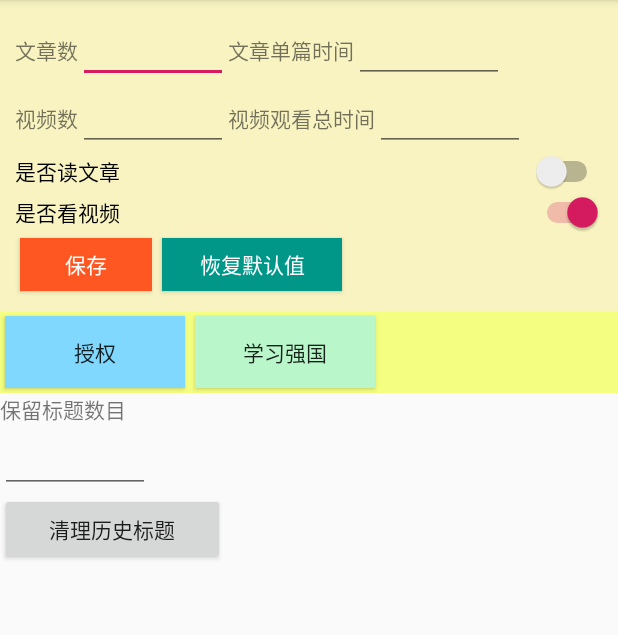
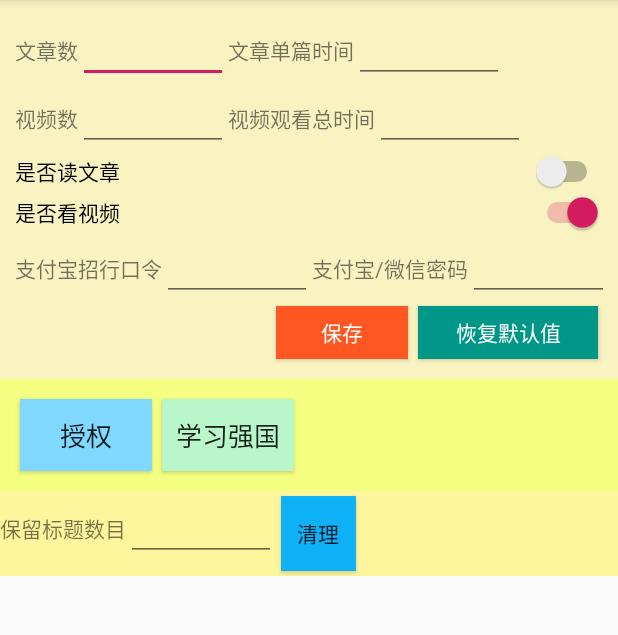
Before and after one commit to AaronGeist/CouponSpeeder, an Android app: the screen it shows after launch (MainActivity), on a phone screen of 412 x 824 dp, the part 84-719 px from its top. Run offline under Robolectric (Android 15) with nearby library versions, the phone set to English and light mode, and no system bars; 3 statements that could not run were skipped.

Commit message:
Keep secret secretly.

```diff
--- a/app/build.gradle
+++ b/app/build.gradle
@@ -25,4 +25,5 @@ dependencies {
     testImplementation 'junit:junit:4.12'
     androidTestImplementation 'androidx.test:runner:1.2.0'
     androidTestImplementation 'androidx.test.espresso:espresso-core:3.2.0'
+    implementation 'androidx.cardview:cardview:1.0.0'
 }
--- a/app/src/main/java/com/shakazxx/couponspeeder/MainActivity.java
+++ b/app/src/main/java/com/shakazxx/couponspeeder/MainActivity.java
@@ -37,12 +37,13 @@ public class MainActivity extends AppCompatActivity implements View.OnClickListe
     private Button btnReset;
     private Button btnClean;
 
-
     private TextView tvArticleNum;
     private TextView tvArticleTime;
     private TextView tvVideoNum;
     private TextView tvVideoTime;
     private TextView tvKeepTitleNum;
+    private TextView tvAlipayCmbToken;
+    private TextView tvPassword;
 
     private Switch swArticle;
     private Switch swVideo;
@@ -52,6 +53,14 @@ public class MainActivity extends AppCompatActivity implements View.OnClickListe
         super.onCreate(savedInstanceState);
         setContentView(R.layout.activity_main);
 
+        grantPermission();
+        initBtn();
+        initCfg();
+        startService();
+    }
+
+    private void grantPermission() {
+        // 读写权限检查 & 等待
         int REQUEST_EXTERNAL_STORAGE = 1;
         String[] PERMISSIONS_STORAGE = {
                 Manifest.permission.READ_EXTERNAL_STORAGE,
@@ -71,10 +80,6 @@ public class MainActivity extends AppCompatActivity implements View.OnClickListe
                 e.printStackTrace();
             }
         }
-
-        initBtn();
-        initCfg();
-        startService();
     }
 
     private void initBtn() {
@@ -89,6 +94,9 @@ public class MainActivity extends AppCompatActivity implements View.OnClickListe
         tvVideoNum = findViewById(R.id.video_num_tv);
         tvVideoTime = findViewById(R.id.video_time_tv);
         tvKeepTitleNum = findViewById(R.id.keep_title_tv);
+        tvAlipayCmbToken = findViewById(R.id.alipay_cmb_token_tv);
+        tvPassword = findViewById(R.id.password_tv);
+
 
         swArticle = findViewById(R.id.switchArticle);
         swVideo = findViewById(R.id.switchVideo);
@@ -112,9 +120,25 @@ public class MainActivity extends AppCompatActivity implements View.OnClickListe
             swVideo.setChecked(jsonObject.getBoolean("enable_video"));
 
             tvKeepTitleNum.setText(String.valueOf(HistoryRecord.readData().size()));
+            tvAlipayCmbToken.setText(jsonObject.getString("alipay_cmb_token"));
+            tvPassword.setText(jsonObject.getString("password"));
+
         } catch (Exception e) {
             Log.d(TAG, e.getMessage());
         }
+    }
+
+    private Intent createIntent() {
+        Intent intent = new Intent(this, MyAccessibilityService.class);
+        intent.putExtra("article_num", Integer.valueOf(tvArticleNum.getText().toString()));
+        intent.putExtra("article_time", Integer.valueOf(tvArticleTime.getText().toString()));
+        intent.putExtra("video_num", Integer.valueOf(tvVideoNum.getText().toString()));
+        intent.putExtra("enable_article", swArticle.isChecked());
+        intent.putExtra("enable_video", swVideo.isChecked());
+        intent.putExtra("alipay_cmb_token", tvAlipayCmbToken.getText().toString());
+        intent.putExtra("password", tvPassword.getText().toString());
+
+        return intent;
     }
 
     @Override
@@ -125,19 +149,9 @@ public class MainActivity extends AppCompatActivity implements View.OnClickListe
                 this.startActivity(mIntent);
                 break;
             case R.id.start_party_btn:
-                Intent intent = new Intent();
-                intent.setPackage("cn.xuexi.android");
-                intent.setClassName("cn.xuexi.android", "com.alibaba.android.rimet.biz.SplashActivity");
-                this.startActivity(intent);
+                startActivity("cn.xuexi.android", "com.alibaba.android.rimet.biz.SplashActivity");
                 break;
             case R.id.saveBtn:
-                Intent nIntent = new Intent(this, MyAccessibilityService.class);
-                nIntent.putExtra("article_num", Integer.valueOf(tvArticleNum.getText().toString()));
-                nIntent.putExtra("article_time", Integer.valueOf(tvArticleTime.getText().toString()));
-                nIntent.putExtra("video_num", Integer.valueOf(tvVideoNum.getText().toString()));
-                nIntent.putExtra("enable_article", swArticle.isChecked());
-                nIntent.putExtra("enable_video", swVideo.isChecked());
-
                 try {
                     JSONObject jsonObject = new JSONObject();
                     jsonObject.put("article_num", Integer.valueOf(tvArticleNum.getText().toString()));
@@ -146,12 +160,16 @@ public class MainActivity extends AppCompatActivity implements View.OnClickListe
                     jsonObject.put("video_time", Integer.valueOf(tvVideoTime.getText().toString()));
                     jsonObject.put("enable_article", swArticle.isChecked());
                     jsonObject.put("enable_video", swVideo.isChecked());
+                    jsonObject.put("alipay_cmb_token", tvAlipayCmbToken.getText().toString());
+                    jsonObject.put("password", tvPassword.getText().toString());
+
+
                     FileUtil.writeLine(CONFIG_FILE_PATH, jsonObject.toString(), false);
                 } catch (Exception e) {
 
                 }
 
-                startService(nIntent);
+                startService(createIntent());
 
                 break;
             case R.id.reset_btn:
@@ -161,7 +179,6 @@ public class MainActivity extends AppCompatActivity implements View.OnClickListe
                 tvVideoTime.setText(String.valueOf(VideoReader.DEFAULT_OVERALL_TIME));
                 swArticle.setChecked(true);
                 swVideo.setChecked(true);
-
                 break;
             case R.id.clean_btn:
                 if (tvKeepTitleNum.getText() != null && !tvKeepTitleNum.getText().toString().equals("")) {
@@ -174,15 +191,14 @@ public class MainActivity extends AppCompatActivity implements View.OnClickListe
     }
 
     private void startService() {
-        Intent intent = new Intent(this, MyAccessibilityService.class);
-        intent.putExtra("article_num", Integer.valueOf(tvArticleNum.getText().toString()));
-        intent.putExtra("article_time", Integer.valueOf(tvArticleTime.getText().toString()));
-        intent.putExtra("video_num", Integer.valueOf(tvVideoNum.getText().toString()));
-        intent.putExtra("video_time", Integer.valueOf(tvVideoTime.getText().toString()));
-        intent.putExtra("enable_article", swArticle.isChecked());
-        intent.putExtra("enable_video", swVideo.isChecked());
+        startService(createIntent());
+    }
 
-        startService(intent);
+    private void startActivity(String packageName, String className) {
+        Intent intent = new Intent();
+        intent.setPackage(packageName);
+        intent.setClassName(packageName, className);
+        this.startActivity(intent);
     }
 
     @Override
--- a/app/src/main/res/layout/activity_main.xml
+++ b/app/src/main/res/layout/activity_main.xml
@@ -117,8 +117,50 @@
 
             <LinearLayout
                 android:layout_width="match_parent"
+                android:layout_height="wrap_content"
+                android:orientation="horizontal">
+
+                <TextView
+                    android:id="@+id/alipay_cmb_token"
+                    android:layout_width="wrap_content"
+                    android:layout_height="wrap_content"
+                    android:text="支付宝招行口令"
+                    tools:layout_editor_absoluteX="24dp"
+                    tools:layout_editor_absoluteY="131dp" />
+
+                <EditText
+                    android:id="@+id/alipay_cmb_token_tv"
+                    android:layout_width="100dp"
+                    android:layout_height="wrap_content"
+                    android:ems="10"
+                    android:inputType="text"
+                    tools:layout_editor_absoluteX="99dp"
+                    tools:layout_editor_absoluteY="114dp" />
+
+                <TextView
+                    android:id="@+id/password"
+                    android:layout_width="wrap_content"
+                    android:layout_height="wrap_content"
+                    android:text="支付宝/微信密码"
+                    tools:layout_editor_absoluteX="24dp"
+                    tools:layout_editor_absoluteY="131dp" />
+
+                <EditText
+                    android:id="@+id/password_tv"
+                    android:layout_width="100dp"
+                    android:layout_height="wrap_content"
+                    android:ems="10"
+                    android:inputType="textPassword"
+                    tools:layout_editor_absoluteX="99dp"
+                    tools:layout_editor_absoluteY="114dp" />
+            </LinearLayout>
+
+            <LinearLayout
+                android:layout_width="match_parent"
                 android:layout_height="42dp"
-                android:orientation="horizontal">
+                android:gravity="right"
+                android:orientation="horizontal"
+                android:paddingLeft="160dp">
 
                 <Button
                     android:id="@+id/saveBtn"
@@ -147,29 +189,38 @@
             android:layout_width="match_parent"
             android:layout_height="wrap_content"
             android:background="#F4FF81"
-            android:orientation="horizontal">
+            android:orientation="horizontal"
+            android:padding="10dp">
 
             <Button
                 android:id="@+id/setting_btn"
-                android:layout_width="120dp"
+                android:layout_width="wrap_content"
                 android:layout_height="wrap_content"
                 android:layout_margin="3dp"
                 android:background="#80D8FF"
-                android:text="授权" />
+                android:text="授权"
+                android:textSize="17dp" />
 
             <Button
                 android:id="@+id/start_party_btn"
-                android:layout_width="120dp"
+                android:layout_width="wrap_content"
                 android:layout_height="wrap_content"
                 android:layout_margin="3dp"
                 android:background="#B9F6CA"
-                android:text="学习强国" />
+                android:text="学习强国"
+                android:textSize="17dp" />
 
         </LinearLayout>
 
+        <LinearLayout
+            android:layout_width="match_parent"
+            android:layout_height="wrap_content"
+            android:background="#FFF59D"
+            android:orientation="horizontal">
+
             <TextView
                 android:id="@+id/textView"
-            android:layout_width="match_parent"
+                android:layout_width="wrap_content"
                 android:layout_height="wrap_content"
                 android:text="保留标题数目" />
 
@@ -182,11 +233,15 @@
 
             <Button
                 android:id="@+id/clean_btn"
-            android:layout_width="150dp"
-            android:layout_height="wrap_content"
-            android:text="清理历史标题" />
+                android:layout_width="50dp"
+                android:layout_height="50dp"
+                android:layout_margin="3dp"
+                android:background="#EE00B0FF"
+                android:text="清理" />
+        </LinearLayout>
 
 
     </LinearLayout>
 
+
 </androidx.constraintlayout.widget.ConstraintLayout>
```
Also changed, not shown: app/src/main/java/com/shakazxx/couponspeeder/core/alipay/AlipayScore.java (+33 -12 lines), app/src/main/java/com/shakazxx/couponspeeder/core/wechat/WechatScore.java (+23 -27 lines), app/src/main/java/com/shakazxx/couponspeeder/service/MyAccessibilityService.java (+3 -4 lines). Lines whose indentation alone changed are shown as unchanged.
